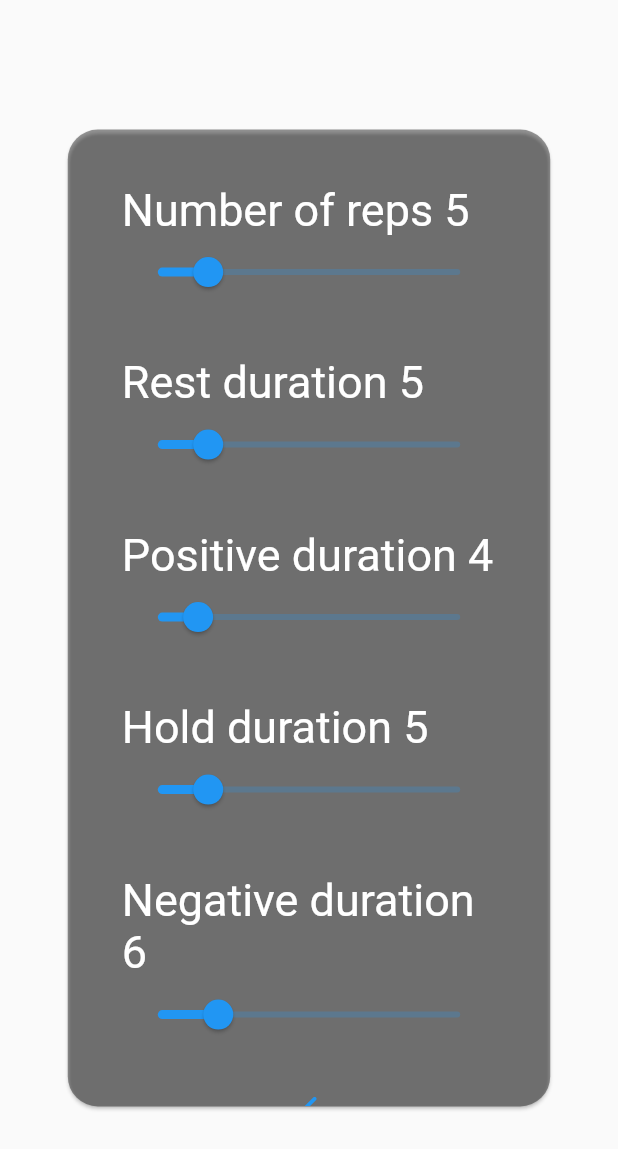
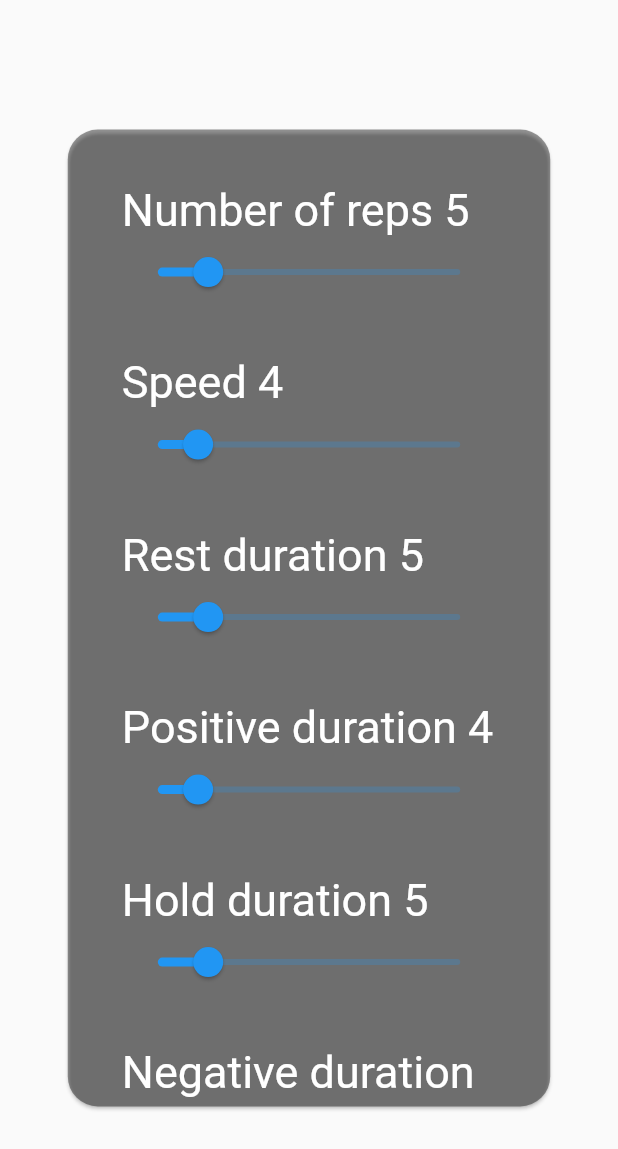
Before and after one commit to ahmed-osama-saad/curve, a Flutter app: the SettingsMenu widget shown alone on an empty page, opened directly with empty values, on a phone screen of 412 x 824 dp. Shown: the top 1149 px of the screen. Run offline on Flutter 3.47's test engine with Material 2 defaults, Android fonts, the phone set to English and light mode, and no system bars; our stand-ins replace flutter_bloc, hydrated_bloc; missing offline and left inert: flame, flame_bloc.

Commit message:
add change speed to settings overlay and bloc

```diff
--- a/lib/blocs/settings/settings_bloc.dart
+++ b/lib/blocs/settings/settings_bloc.dart
@@ -12,6 +12,12 @@ class SettingsBloc extends HydratedBloc<SettingsEvent, SettingsState> {
     on<ChangeRepsSettingsEvent>(
       (event, emit) {
         final newSettings = state.settings.copyWith(reps: event.reps);
+        emit(SettingsState(newSettings));
+      },
+    );
+    on<ChangeSpeedSettingsEvent>(
+      (event, emit) {
+        final newSettings = state.settings.copyWith(speed: event.speed);
         emit(SettingsState(newSettings));
       },
     );
--- a/lib/blocs/settings/settings_event.dart
+++ b/lib/blocs/settings/settings_event.dart
@@ -7,6 +7,12 @@ class ChangeRepsSettingsEvent extends SettingsEvent {
   final int reps;
 
   ChangeRepsSettingsEvent(this.reps);
+}
+
+class ChangeSpeedSettingsEvent extends SettingsEvent {
+  final int speed;
+
+  ChangeSpeedSettingsEvent(this.speed);
 }
 
 class ChangeBottomSettingsEvent extends SettingsEvent {
--- a/lib/overlays/settings_menu.dart
+++ b/lib/overlays/settings_menu.dart
@@ -60,6 +60,37 @@ class SettingsMenu extends StatelessWidget {
                                   onChanged: (value) {
                                     context.read<SettingsBloc>().add(
                                         ChangeRepsSettingsEvent(value.toInt()));
+                                  }),
+                            ],
+                          ),
+                        );
+                      },
+                    ),
+                    BlocSelector<SettingsBloc, SettingsState, int>(
+                      selector: (state) {
+                        return state.settings.speed;
+                      },
+                      builder: (context, speed) {
+                        return Padding(
+                          padding: const EdgeInsets.all(16.0),
+                          child: Column(
+                            crossAxisAlignment: CrossAxisAlignment.start,
+                            children: [
+                              Text(
+                                'Speed $speed',
+                                style: const TextStyle(
+                                  fontSize: 30,
+                                  color: Colors.white,
+                                ),
+                              ),
+                              Slider(
+                                  value: speed.toDouble(),
+                                  min: 0,
+                                  max: 30,
+                                  onChanged: (value) {
+                                    context.read<SettingsBloc>().add(
+                                        ChangeSpeedSettingsEvent(
+                                            value.toInt()));
                                   }),
                             ],
                           ),
```
